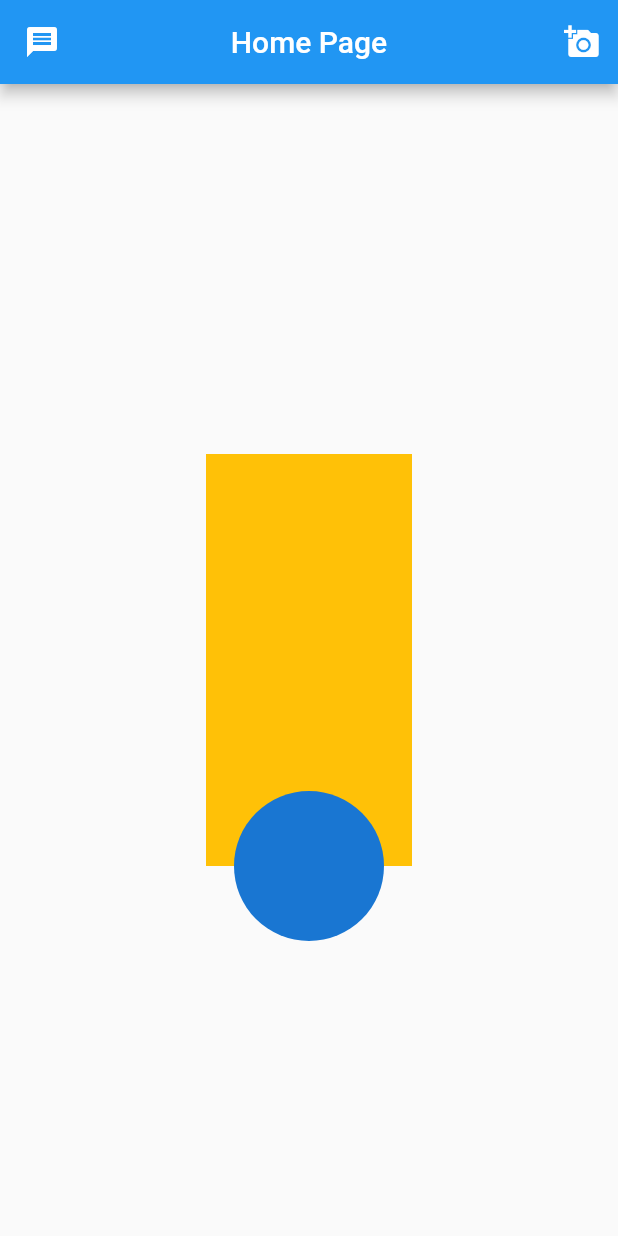
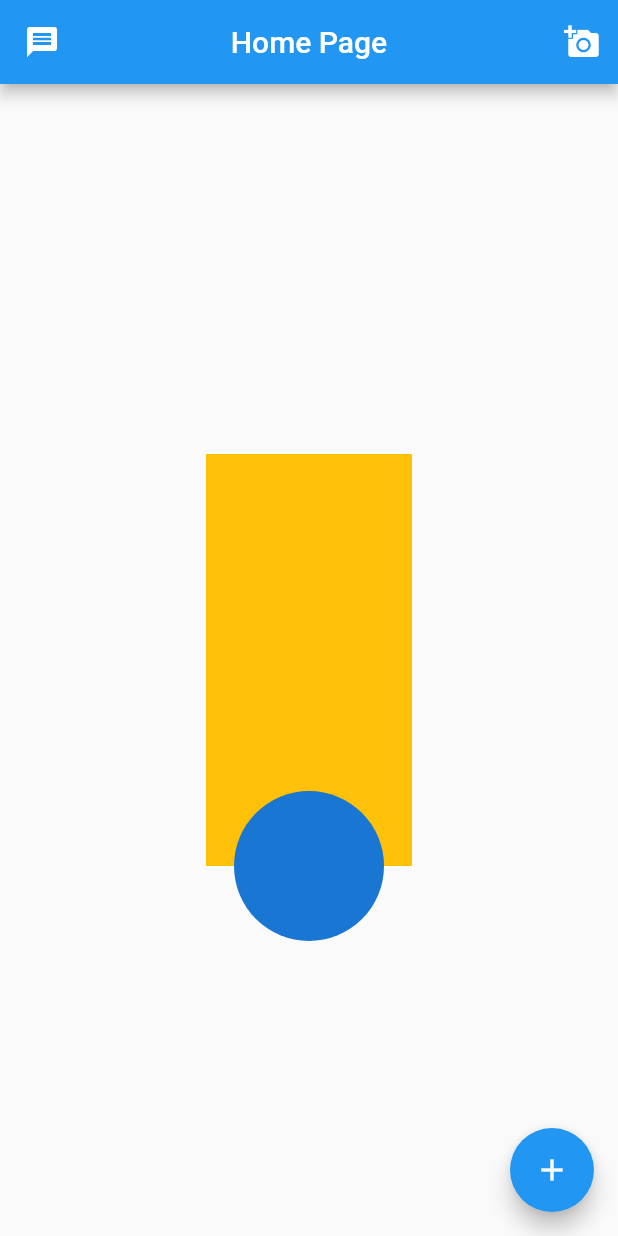
Before and after one commit to ruhulamin63/Flutter-App-Developer, a Flutter app: the screen it shows after launch, on a phone screen of 412 x 824 dp. Run offline on Flutter 3.47's test engine with Material 2 defaults, Android fonts, the phone set to English and light mode, and no system bars.

Commit message:
flowting action button

```diff
--- a/flutter_widget/lib/main.dart
+++ b/flutter_widget/lib/main.dart
@@ -33,6 +33,8 @@ class HomePage extends StatelessWidget {
             ],
           ),
 
+        floatingActionButton: FloatingActionButton(onPressed: () {}, child: Icon(Icons.add),),
+
         body: Center(
           child: Stack(
 
```
